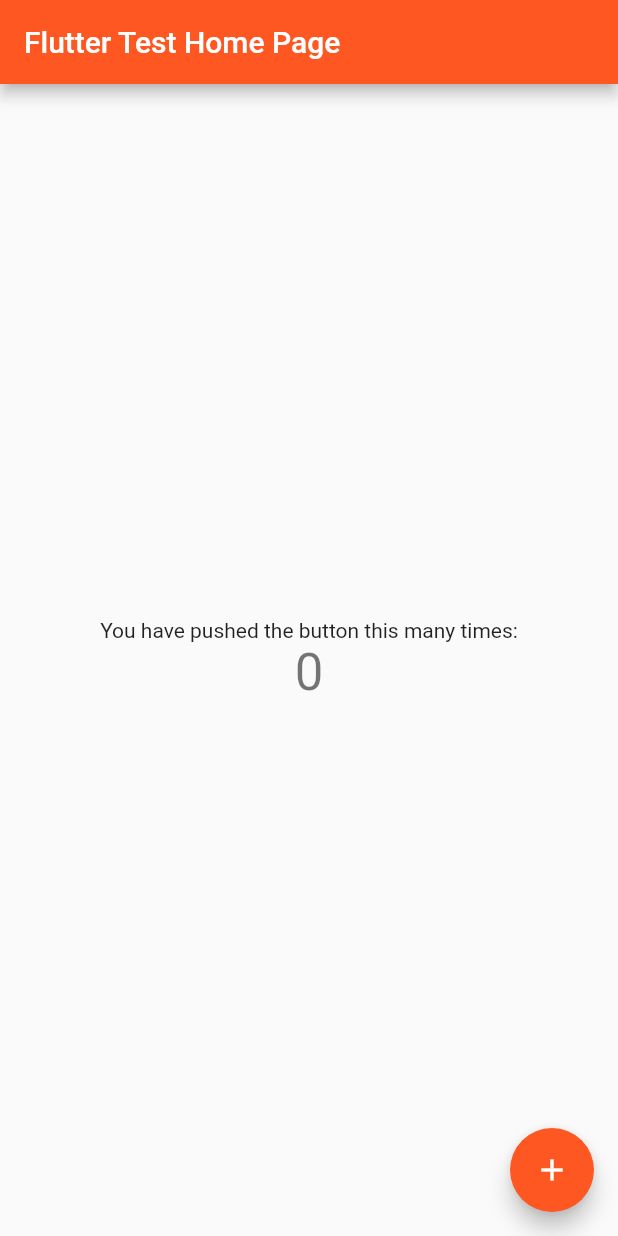
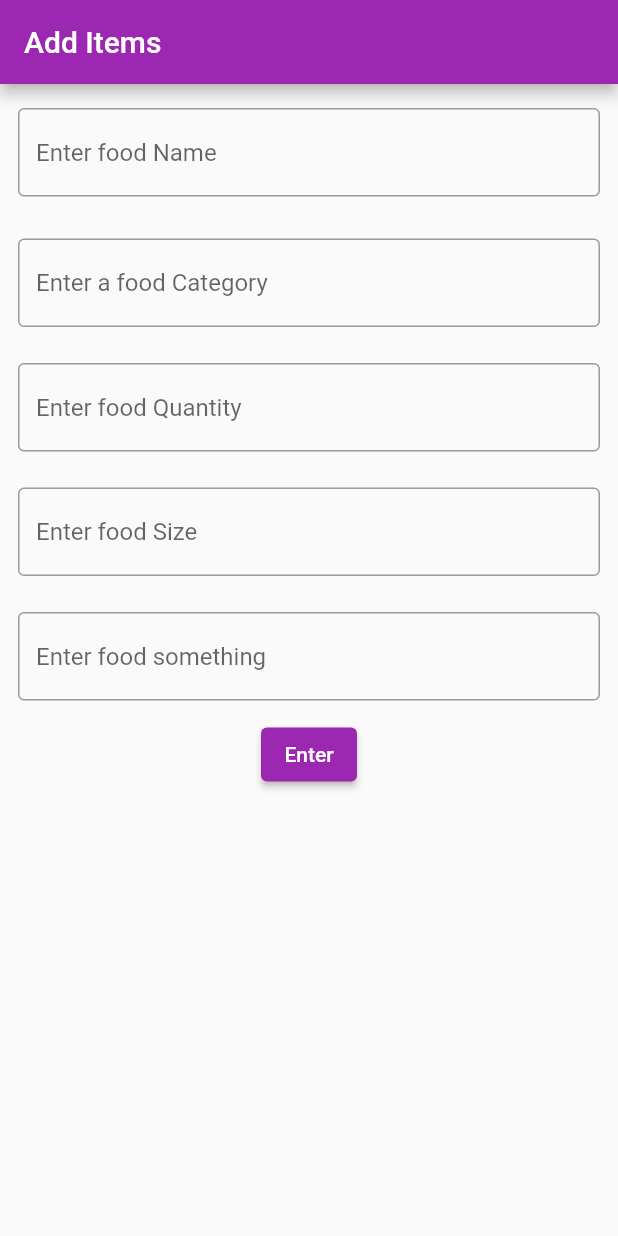
Before and after one commit to jthieme/inventory, a Flutter app: the screen it shows after launch, on a phone screen of 412 x 824 dp. Run offline on Flutter 3.47's test engine with Material 2 defaults, Android fonts, the phone set to English and light mode, and no system bars; our stand-ins replace firebase_core; accounts and stored records are empty.

Commit message:
Working on the input screen

```diff
--- a/lib/database.dart
+++ b/lib/database.dart
@@ -3,12 +3,15 @@ import 'firebase_options.dart';
 
 
 
-class Database extends DefaultFirebaseOptions {
+class Database {
 
   int myAge = 0;
 
-  int setAge(int age){
+  void setAge(int age){
     myAge = age;
+  }
+
+  int getAge() {
     return myAge;
   }
 
--- a/lib/main.dart
+++ b/lib/main.dart
@@ -1,16 +1,94 @@
-import 'package:cloud_firestore/cloud_firestore.dart';
+// import 'package:cloud_firestore/cloud_firestore.dart';
 import 'package:flutter/material.dart';
-import 'package:firebase_core/firebase_core.dart';
-import 'package:inventory/database.dart';
-import 'firebase_options.dart';
-
-
+// import 'package:firebase_core/firebase_core.dart';
+// import 'package:inventory/database.dart';
+// import 'firebase_options.dart';
 
 Future<void> main() async {
   WidgetsFlutterBinding.ensureInitialized();
-  runApp(MyApp());
+  runApp(TestApp());
+}
 
+class TestApp extends StatelessWidget {
+  TestApp({Key? key}) : super(key: key);
+
+  Widget build(BuildContext context) {
+    return MaterialApp(
+      title: "Test",
+      theme: ThemeData(primarySwatch: Colors.purple),
+      home: Home(),
+    );
+  }
 }
+
+class Home extends StatelessWidget {
+  @override
+  Widget build(BuildContext context) {
+    return Scaffold(
+      appBar: AppBar(
+        title: const Text("Add Items"),
+      ),
+      body:
+        //  Column(mainAxisAlignment: MainAxisAlignment.start, children: [
+        Column(children: <Widget>[
+        const Padding(
+          padding: EdgeInsets.symmetric(horizontal: 12, vertical: 16),
+          child: TextField(
+            decoration: InputDecoration(
+              border: OutlineInputBorder(),
+              hintText: 'Enter food Name',
+            ),
+          ),
+        ),
+        const Padding(
+          padding: EdgeInsets.symmetric(horizontal: 12, vertical: 12),
+          child: TextField(
+            decoration: InputDecoration(
+              border: OutlineInputBorder(),
+              hintText: 'Enter a food Category',
+            ),
+          ),
+        ),
+        const Padding(
+          padding: EdgeInsets.symmetric(horizontal: 12, vertical: 12),
+          child: TextField(
+            decoration: InputDecoration(
+              border: OutlineInputBorder(),
+              hintText: 'Enter food Quantity',
+            ),
+          ),
+        ),
+        const Padding(
+          padding: EdgeInsets.symmetric(horizontal: 12, vertical: 12),
+          child: TextField(
+            decoration: InputDecoration(
+              border: OutlineInputBorder(),
+              hintText: 'Enter food Size',
+            ),
+          ),
+        ),
+        const Padding(
+          padding: EdgeInsets.symmetric(horizontal: 12, vertical: 12),
+          child: TextField(
+            decoration: InputDecoration(
+              border: OutlineInputBorder(),
+              hintText: 'Enter food something',
+            ),
+          ),
+        ),
+        ElevatedButton(
+          style: ButtonStyle(
+            padding: MaterialStateProperty.all(const EdgeInsets.all(8))
+          ),
+          onPressed: () {print("Henlo, Pupper!");},
+          child: Text("Enter"),
+        ),
+      ]),
+    );
+  }
+}
+
+/*
 
 class MyApp extends StatelessWidget {
   final Future<FirebaseApp> _fbApp = Firebase.initializeApp();
@@ -78,11 +156,12 @@ class _MyHomePageState extends State<MyHomePage> {
   void _incrementCounter() {
       Database dbase = new Database();
     var db = FirebaseFirestore.instance;
+    dbase.setAge(2022);
     // Create a new user with a first and last name
     final user = <String, dynamic>{
       "first": "Ada",
       "last": "Lovelace",
-      "born": dbase.setAge(1950)
+      "born": dbase.getAge()
     };
 
     // Add a new document with a generated ID
@@ -149,4 +228,7 @@ class _MyHomePageState extends State<MyHomePage> {
       ), // This trailing comma makes auto-formatting nicer for build methods.
     );
   }
+
+
 }
+*/
```
Also changed, not shown: package-lock.json (added), 1 other file.
